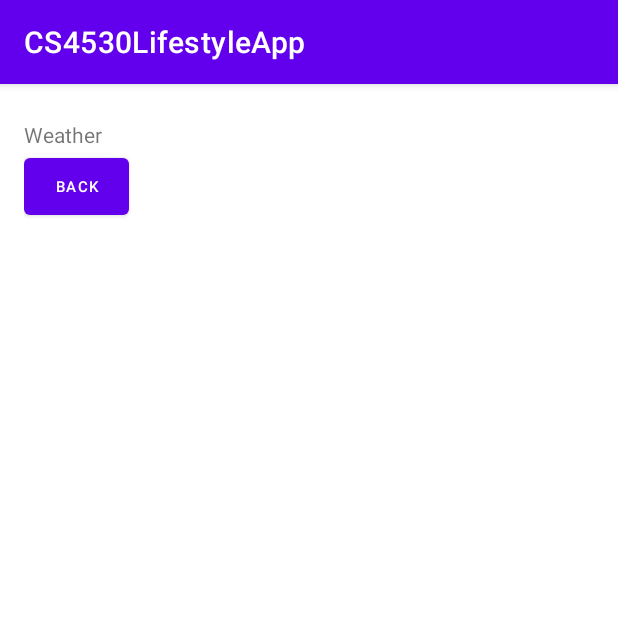
After one commit to cdrudd120/CS4530LifestyleApp, an Android app: the fragment WeatherFragment placed in its activity, on a phone screen of 412 x 824 dp, the top half of it. The commit adds this screen. Run offline under Robolectric (Android 15) with nearby library versions, the phone set to English and light mode, and no system bars.

Commit message:
Refactored and added weather and bmi pages

```diff
--- /dev/null
+++ b/app/src/main/java/com/example/cs4530lifestyleapp/WeatherFragment.kt
@@ -0,0 +1,51 @@
+package com.example.cs4530lifestyleapp
+
+import android.content.Context
+import android.os.Bundle
+import android.view.LayoutInflater
+import android.view.View
+import android.view.ViewGroup
+import android.widget.Button
+import androidx.fragment.app.Fragment
+
+class WeatherFragment: Fragment(), View.OnClickListener{
+
+    private var btnBack: Button? = null
+
+    private var mDataPasser: WeatherPassing? = null
+
+    interface WeatherPassing {
+        fun weatherCallback()
+    }
+
+    override fun onAttach(context: Context) {
+        super.onAttach(context)
+        mDataPasser = try {
+            context as WeatherPassing
+        } catch (e: ClassCastException) {
+            throw ClassCastException("$context must implement SubmitFragment.DataPassingInterface")
+        }
+    }
+
+    override fun onCreateView(
+        inflater: LayoutInflater,
+        container: ViewGroup?,
+        savedInstanceState: Bundle?
+    ): View? {
+        val view = inflater.inflate(R.layout.fragment_weather, container, false)
+
+        btnBack = view.findViewById(R.id.buttonBack) as Button
+
+        btnBack!!.setOnClickListener(this)
+
+        return view
+    }
+
+    override fun onClick(view: View) {
+        when (view.id) {
+            R.id.buttonBack -> {
+                mDataPasser!!.weatherCallback()
+            }
+        }
+    }
+}
--- /dev/null
+++ b/app/src/main/res/layout/fragment_weather.xml
@@ -0,0 +1,25 @@
+<?xml version="1.0" encoding="utf-8"?>
+<LinearLayout xmlns:android="http://schemas.android.com/apk/res/android"
+    xmlns:app="http://schemas.android.com/apk/res-auto"
+    xmlns:tools="http://schemas.android.com/tools"
+    android:layout_width="match_parent"
+    android:layout_height="match_parent"
+    android:padding="16dp"
+    android:orientation="vertical"
+    tools:context=".MainActivity">
+
+    <TextView
+        android:layout_marginTop="8dp"
+        android:layout_width="wrap_content"
+        android:layout_height="wrap_content"
+        android:text="Weather"
+        />
+
+    <Button
+        android:id="@+id/buttonBack"
+        android:layout_width="70dp"
+        android:layout_height="50dp"
+        android:text="Back"
+        android:textSize="10dp"
+        android:layout_margin="0dp" />
+</LinearLayout>
```
Also changed, not shown: app/src/main/java/com/example/cs4530lifestyleapp/BMIFragment.kt (added, +51 -0 lines), app/src/main/java/com/example/cs4530lifestyleapp/DetailsFragment.kt (+5 -5 lines), app/src/main/java/com/example/cs4530lifestyleapp/ListFragment.kt (+9 -15 lines), app/src/main/java/com/example/cs4530lifestyleapp/MainActivity.kt (+48 -27 lines), app/src/main/java/com/example/cs4530lifestyleapp/ShowDetailsFragment.kt (+5 -5 lines), app/src/main/res/layout/fragment_bmi.xml (added, +25 -0 lines).
